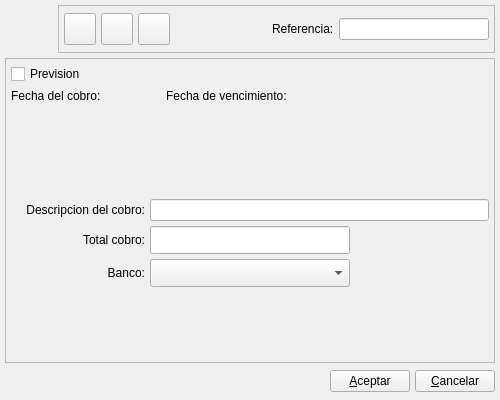
Old version of the form bulmages/bulmafact/src/cobrobase.ui in the repository eboladev/Bulmages-1.
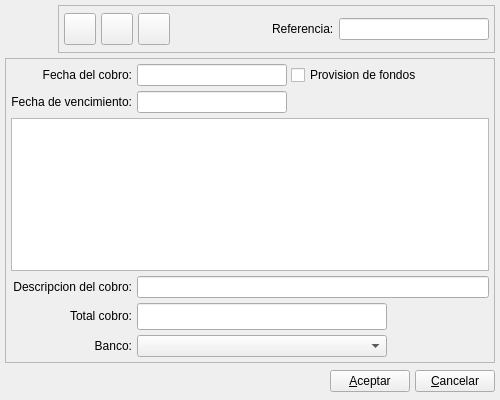
New version of the form. Icons and pictures are not drawn. Custom widgets are drawn as their Qt base class.

What changed in the file:
```diff
--- a/bulmages/bulmafact/src/cobrobase.ui
+++ b/bulmages/bulmafact/src/cobrobase.ui
@@ -41,367 +41,6 @@
    <property name="verticalSpacing" >
     <number>5</number>
    </property>
-   <item row="1" column="0" >
-    <widget class="QFrame" name="frame_2" >
-     <property name="frameShape" >
-      <enum>QFrame::StyledPanel</enum>
-     </property>
-     <property name="frameShadow" >
-      <enum>QFrame::Raised</enum>
-     </property>
-     <layout class="QGridLayout" >
-      <property name="leftMargin" >
-       <number>5</number>
-      </property>
-      <property name="topMargin" >
-       <number>5</number>
-      </property>
-      <property name="rightMargin" >
-       <number>5</number>
-      </property>
-      <property name="bottomMargin" >
-       <number>5</number>
-      </property>
-      <property name="horizontalSpacing" >
-       <number>5</number>
-      </property>
-      <property name="verticalSpacing" >
-       <number>5</number>
-      </property>
-      <item row="5" column="2" >
-       <spacer>
-        <property name="orientation" >
-         <enum>Qt::Horizontal</enum>
-        </property>
-        <property name="sizeType" >
-         <enum>QSizePolicy::Preferred</enum>
-        </property>
-        <property name="sizeHint" >
-         <size>
-          <width>81</width>
-          <height>28</height>
-         </size>
-        </property>
-       </spacer>
-      </item>
-      <item row="4" column="2" >
-       <spacer>
-        <property name="orientation" >
-         <enum>Qt::Horizontal</enum>
-        </property>
-        <property name="sizeType" >
-         <enum>QSizePolicy::Preferred</enum>
-        </property>
-        <property name="sizeHint" >
-         <size>
-          <width>81</width>
-          <height>28</height>
-         </size>
-        </property>
-       </spacer>
-      </item>
-      <item row="6" column="0" colspan="3" >
-       <spacer>
-        <property name="orientation" >
-         <enum>Qt::Vertical</enum>
-        </property>
-        <property name="sizeHint" >
-         <size>
-          <width>441</width>
-          <height>41</height>
-         </size>
-        </property>
-       </spacer>
-      </item>
-      <item row="5" column="0" >
-       <widget class="QLabel" name="textLabel1_4_5" >
-        <property name="text" >
-         <string>Banco:</string>
-        </property>
-        <property name="alignment" >
-         <set>Qt::AlignRight|Qt::AlignTrailing|Qt::AlignVCenter</set>
-        </property>
-        <property name="buddy" >
-         <cstring>mui_idbanco</cstring>
-        </property>
-       </widget>
-      </item>
-      <item row="5" column="1" >
-       <widget class="BusquedaBanco" name="mui_idbanco" >
-        <property name="sizePolicy" >
-         <sizepolicy vsizetype="Preferred" hsizetype="Preferred" >
-          <horstretch>0</horstretch>
-          <verstretch>0</verstretch>
-         </sizepolicy>
-        </property>
-        <property name="minimumSize" >
-         <size>
-          <width>200</width>
-          <height>21</height>
-         </size>
-        </property>
-       </widget>
-      </item>
-      <item row="4" column="1" >
-       <widget class="QLineEdit" name="mui_cantcobro" >
-        <property name="enabled" >
-         <bool>true</bool>
-        </property>
-        <property name="sizePolicy" >
-         <sizepolicy vsizetype="Preferred" hsizetype="Fixed" >
-          <horstretch>0</horstretch>
-          <verstretch>0</verstretch>
-         </sizepolicy>
-        </property>
-        <property name="minimumSize" >
-         <size>
-          <width>200</width>
-          <height>0</height>
-         </size>
-        </property>
-        <property name="font" >
-         <font>
-          <pointsize>12</pointsize>
-          <weight>75</weight>
-          <bold>true</bold>
-         </font>
-        </property>
-        <property name="alignment" >
-         <set>Qt::AlignRight</set>
-        </property>
-        <property name="readOnly" >
-         <bool>false</bool>
-        </property>
-       </widget>
-      </item>
-      <item row="4" column="0" >
-       <widget class="QLabel" name="textLabel1_4_4" >
-        <property name="text" >
-         <string>Total cobro:</string>
-        </property>
-        <property name="alignment" >
-         <set>Qt::AlignRight|Qt::AlignTrailing|Qt::AlignVCenter</set>
-        </property>
-        <property name="buddy" >
-         <cstring>mui_cantcobro</cstring>
-        </property>
-       </widget>
-      </item>
-      <item row="3" column="0" >
-       <widget class="QLabel" name="textLabel1_2_2_3_2" >
-        <property name="text" >
-         <string>Descripcion del cobro:</string>
-        </property>
-        <property name="alignment" >
-         <set>Qt::AlignRight|Qt::AlignTrailing|Qt::AlignVCenter</set>
-        </property>
-        <property name="buddy" >
-         <cstring>mui_comentcobro</cstring>
-        </property>
-       </widget>
-      </item>
-      <item row="2" column="0" colspan="3" >
-       <widget class="BusquedaCliente" native="1" name="mui_idcliente" >
-        <property name="sizePolicy" >
-         <sizepolicy vsizetype="Preferred" hsizetype="Expanding" >
-          <horstretch>0</horstretch>
-          <verstretch>0</verstretch>
-         </sizepolicy>
-        </property>
-        <property name="minimumSize" >
-         <size>
-          <width>0</width>
-          <height>60</height>
-         </size>
-        </property>
-       </widget>
-      </item>
-      <item row="3" column="1" colspan="2" >
-       <widget class="QLineEdit" name="mui_comentcobro" >
-        <property name="sizePolicy" >
-         <sizepolicy vsizetype="Preferred" hsizetype="Expanding" >
-          <horstretch>0</horstretch>
-          <verstretch>0</verstretch>
-         </sizepolicy>
-        </property>
-       </widget>
-      </item>
-      <item row="1" column="0" colspan="3" >
-       <layout class="QHBoxLayout" >
-        <property name="spacing" >
-         <number>5</number>
-        </property>
-        <property name="leftMargin" >
-         <number>0</number>
-        </property>
-        <property name="topMargin" >
-         <number>0</number>
-        </property>
-        <property name="rightMargin" >
-         <number>0</number>
-        </property>
-        <property name="bottomMargin" >
-         <number>0</number>
-        </property>
-        <item>
-         <layout class="QVBoxLayout" >
-          <property name="spacing" >
-           <number>5</number>
-          </property>
-          <property name="leftMargin" >
-           <number>0</number>
-          </property>
-          <property name="topMargin" >
-           <number>0</number>
-          </property>
-          <property name="rightMargin" >
-           <number>0</number>
-          </property>
-          <property name="bottomMargin" >
-           <number>0</number>
-          </property>
-          <item>
-           <widget class="QLabel" name="textLabel1_2_3" >
-            <property name="text" >
-             <string>Fecha del cobro:</string>
-            </property>
-            <property name="alignment" >
-             <set>Qt::AlignLeading|Qt::AlignLeft|Qt::AlignVCenter</set>
-            </property>
-           </widget>
-          </item>
-          <item>
-           <widget class="BusquedaFecha" native="1" name="mui_fechacobro" >
-            <property name="sizePolicy" >
-             <sizepolicy vsizetype="Preferred" hsizetype="Fixed" >
-              <horstretch>0</horstretch>
-              <verstretch>0</verstretch>
-             </sizepolicy>
-            </property>
-            <property name="minimumSize" >
-             <size>
-              <width>150</width>
-              <height>21</height>
-             </size>
-            </property>
-           </widget>
-          </item>
-         </layout>
-        </item>
-        <item>
-         <layout class="QVBoxLayout" >
-          <property name="spacing" >
-           <number>5</number>
-          </property>
-          <property name="leftMargin" >
-           <number>0</number>
-          </property>
-          <property name="topMargin" >
-           <number>0</number>
-          </property>
-          <property name="rightMargin" >
-           <number>0</number>
-          </property>
-          <property name="bottomMargin" >
-           <number>0</number>
-          </property>
-          <item>
-           <widget class="QLabel" name="textLabel1_2_4" >
-            <property name="text" >
-             <string>Fecha de vencimiento:</string>
-            </property>
-            <property name="alignment" >
-             <set>Qt::AlignLeading|Qt::AlignLeft|Qt::AlignVCenter</set>
-            </property>
-           </widget>
-          </item>
-          <item>
-           <widget class="BusquedaFecha" native="1" name="mui_fechavenccobro" >
-            <property name="sizePolicy" >
-             <sizepolicy vsizetype="Preferred" hsizetype="Fixed" >
-              <horstretch>0</horstretch>
-              <verstretch>0</verstretch>
-             </sizepolicy>
-            </property>
-            <property name="minimumSize" >
-             <size>
-              <width>150</width>
-              <height>21</height>
-             </size>
-            </property>
-           </widget>
-          </item>
-         </layout>
-        </item>
-        <item>
-         <spacer>
-          <property name="orientation" >
-           <enum>Qt::Horizontal</enum>
-          </property>
-          <property name="sizeType" >
-           <enum>QSizePolicy::Expanding</enum>
-          </property>
-          <property name="sizeHint" >
-           <size>
-            <width>91</width>
-            <height>20</height>
-           </size>
-          </property>
-         </spacer>
-        </item>
-       </layout>
-      </item>
-      <item row="0" column="0" colspan="3" >
-       <layout class="QHBoxLayout" >
-        <property name="spacing" >
-         <number>5</number>
-        </property>
-        <property name="leftMargin" >
-         <number>0</number>
-        </property>
-        <property name="topMargin" >
-         <number>0</number>
-        </property>
-        <property name="rightMargin" >
-         <number>0</number>
-        </property>
-        <property name="bottomMargin" >
-         <number>0</number>
-        </property>
-        <item>
-         <widget class="QCheckBox" name="mui_previsioncobro" >
-          <property name="sizePolicy" >
-           <sizepolicy vsizetype="Fixed" hsizetype="Ignored" >
-            <horstretch>0</horstretch>
-            <verstretch>0</verstretch>
-           </sizepolicy>
-          </property>
-          <property name="text" >
-           <string>Prevision</string>
-          </property>
-         </widget>
-        </item>
-        <item>
-         <spacer>
-          <property name="orientation" >
-           <enum>Qt::Horizontal</enum>
-          </property>
-          <property name="sizeType" >
-           <enum>QSizePolicy::Preferred</enum>
-          </property>
-          <property name="sizeHint" >
-           <size>
-            <width>20</width>
-            <height>20</height>
-           </size>
-          </property>
-         </spacer>
-        </item>
-       </layout>
-      </item>
-     </layout>
-    </widget>
-   </item>
    <item row="0" column="0" >
     <layout class="QHBoxLayout" >
      <property name="spacing" >
@@ -595,7 +234,7 @@
         <item>
          <widget class="QLabel" name="textLabel1_2_2_3_2_2" >
           <property name="sizePolicy" >
-           <sizepolicy vsizetype="Preferred" hsizetype="Minimum" >
+           <sizepolicy vsizetype="Fixed" hsizetype="Preferred" >
             <horstretch>0</horstretch>
             <verstretch>0</verstretch>
            </sizepolicy>
@@ -620,7 +259,301 @@
      </item>
     </layout>
    </item>
+   <item row="1" column="0" >
+    <widget class="QFrame" name="frame_2" >
+     <property name="frameShape" >
+      <enum>QFrame::StyledPanel</enum>
+     </property>
+     <property name="frameShadow" >
+      <enum>QFrame::Raised</enum>
+     </property>
+     <layout class="QGridLayout" >
+      <property name="leftMargin" >
+       <number>5</number>
+      </property>
+      <property name="topMargin" >
+       <number>5</number>
+      </property>
+      <property name="rightMargin" >
+       <number>5</number>
+      </property>
+      <property name="bottomMargin" >
+       <number>5</number>
+      </property>
+      <property name="horizontalSpacing" >
+       <number>5</number>
+      </property>
+      <property name="verticalSpacing" >
+       <number>5</number>
+      </property>
+      <item row="0" column="0" >
+       <widget class="QLabel" name="textLabel1_2_3" >
+        <property name="sizePolicy" >
+         <sizepolicy vsizetype="Fixed" hsizetype="Preferred" >
+          <horstretch>0</horstretch>
+          <verstretch>0</verstretch>
+         </sizepolicy>
+        </property>
+        <property name="text" >
+         <string>Fecha del cobro:</string>
+        </property>
+        <property name="alignment" >
+         <set>Qt::AlignRight|Qt::AlignTrailing|Qt::AlignVCenter</set>
+        </property>
+       </widget>
+      </item>
+      <item row="0" column="1" >
+       <layout class="QHBoxLayout" >
+        <item>
+         <widget class="BusquedaFecha" name="mui_fechacobro" >
+          <property name="minimumSize" >
+           <size>
+            <width>150</width>
+            <height>0</height>
+           </size>
+          </property>
+          <property name="maximumSize" >
+           <size>
+            <width>150</width>
+            <height>16777215</height>
+           </size>
+          </property>
+         </widget>
+        </item>
+        <item>
+         <widget class="QCheckBox" name="mui_previsioncobro" >
+          <property name="sizePolicy" >
+           <sizepolicy vsizetype="Fixed" hsizetype="Expanding" >
+            <horstretch>0</horstretch>
+            <verstretch>0</verstretch>
+           </sizepolicy>
+          </property>
+          <property name="text" >
+           <string>Provision de fondos</string>
+          </property>
+         </widget>
+        </item>
+       </layout>
+      </item>
+      <item row="1" column="0" >
+       <widget class="QLabel" name="textLabel1_2_4" >
+        <property name="sizePolicy" >
+         <sizepolicy vsizetype="Fixed" hsizetype="Preferred" >
+          <horstretch>0</horstretch>
+          <verstretch>0</verstretch>
+         </sizepolicy>
+        </property>
+        <property name="text" >
+         <string>Fecha de vencimiento:</string>
+        </property>
+        <property name="alignment" >
+         <set>Qt::AlignRight|Qt::AlignTrailing|Qt::AlignVCenter</set>
+        </property>
+       </widget>
+      </item>
+      <item row="1" column="1" >
+       <layout class="QHBoxLayout" >
+        <item>
+         <widget class="BusquedaFecha" name="mui_fechavenccobro" >
+          <property name="minimumSize" >
+           <size>
+            <width>150</width>
+            <height>0</height>
+           </size>
+          </property>
+          <property name="maximumSize" >
+           <size>
+            <width>150</width>
+            <height>16777215</height>
+           </size>
+          </property>
+         </widget>
+        </item>
+        <item>
+         <spacer>
+          <property name="orientation" >
+           <enum>Qt::Horizontal</enum>
+          </property>
+          <property name="sizeHint" >
+           <size>
+            <width>40</width>
+            <height>20</height>
+           </size>
+          </property>
+         </spacer>
+        </item>
+       </layout>
+      </item>
+      <item row="2" column="0" colspan="2" >
+       <widget class="BusquedaCliente" name="mui_idcliente" >
+        <property name="sizePolicy" >
+         <sizepolicy vsizetype="Preferred" hsizetype="Expanding" >
+          <horstretch>0</horstretch>
+          <verstretch>0</verstretch>
+         </sizepolicy>
+        </property>
+       </widget>
+      </item>
+      <item row="3" column="0" >
+       <widget class="QLabel" name="textLabel1_2_2_3_2" >
+        <property name="sizePolicy" >
+         <sizepolicy vsizetype="Fixed" hsizetype="Preferred" >
+          <horstretch>0</horstretch>
+          <verstretch>0</verstretch>
+         </sizepolicy>
+        </property>
+        <property name="text" >
+         <string>Descripcion del cobro:</string>
+        </property>
+        <property name="alignment" >
+         <set>Qt::AlignRight|Qt::AlignTrailing|Qt::AlignVCenter</set>
+        </property>
+        <property name="buddy" >
+         <cstring>mui_comentcobro</cstring>
+        </property>
+       </widget>
+      </item>
+      <item row="3" column="1" >
+       <widget class="QLineEdit" name="mui_comentcobro" >
+        <property name="sizePolicy" >
+         <sizepolicy vsizetype="Preferred" hsizetype="Expanding" >
+          <horstretch>0</horstretch>
+          <verstretch>0</verstretch>
+         </sizepolicy>
+        </property>
+       </widget>
+      </item>
+      <item row="4" column="0" >
+       <widget class="QLabel" name="textLabel1_4_4" >
+        <property name="sizePolicy" >
+         <sizepolicy vsizetype="Fixed" hsizetype="Preferred" >
+          <horstretch>0</horstretch>
+          <verstretch>0</verstretch>
+         </sizepolicy>
+        </property>
+        <property name="text" >
+         <string>Total cobro:</string>
+        </property>
+        <property name="alignment" >
+         <set>Qt::AlignRight|Qt::AlignTrailing|Qt::AlignVCenter</set>
+        </property>
+        <property name="buddy" >
+         <cstring>mui_cantcobro</cstring>
+        </property>
+       </widget>
+      </item>
+      <item row="4" column="1" >
+       <layout class="QHBoxLayout" >
+        <item>
+         <widget class="QLineEdit" name="mui_cantcobro" >
+          <property name="enabled" >
+           <bool>true</bool>
+          </property>
+          <property name="sizePolicy" >
+           <sizepolicy vsizetype="Preferred" hsizetype="Fixed" >
+            <horstretch>0</horstretch>
+            <verstretch>0</verstretch>
+           </sizepolicy>
+          </property>
+          <property name="minimumSize" >
+           <size>
+            <width>250</width>
+            <height>0</height>
+           </size>
+          </property>
+          <property name="font" >
+           <font>
+            <pointsize>12</pointsize>
+            <weight>75</weight>
+            <bold>true</bold>
+           </font>
+          </property>
+          <property name="alignment" >
+           <set>Qt::AlignRight</set>
+          </property>
+          <property name="readOnly" >
+           <bool>false</bool>
+          </property>
+         </widget>
+        </item>
+        <item>
+         <spacer>
+          <property name="orientation" >
+           <enum>Qt::Horizontal</enum>
+          </property>
+          <property name="sizeHint" >
+           <size>
+            <width>40</width>
+            <height>20</height>
+           </size>
+          </property>
+         </spacer>
+        </item>
+       </layout>
+      </item>
+      <item row="5" column="0" >
+       <widget class="QLabel" name="textLabel1_4_5" >
+        <property name="text" >
+         <string>Banco:</string>
+        </property>
+        <property name="alignment" >
+         <set>Qt::AlignRight|Qt::AlignTrailing|Qt::AlignVCenter</set>
+        </property>
+        <property name="buddy" >
+         <cstring>mui_idbanco</cstring>
+        </property>
+       </widget>
+      </item>
+      <item row="5" column="1" >
+       <layout class="QHBoxLayout" >
+        <item>
+         <widget class="BusquedaBanco" name="mui_idbanco" >
+          <property name="sizePolicy" >
+           <sizepolicy vsizetype="Preferred" hsizetype="Preferred" >
+            <horstretch>0</horstretch>
+            <verstretch>0</verstretch>
+           </sizepolicy>
+          </property>
+          <property name="minimumSize" >
+           <size>
+            <width>250</width>
+            <height>0</height>
+           </size>
+          </property>
+         </widget>
+        </item>
+        <item>
+         <spacer>
+          <property name="orientation" >
+           <enum>Qt::Horizontal</enum>
+          </property>
+          <property name="sizeHint" >
+           <size>
+            <width>40</width>
+            <height>20</height>
+           </size>
+          </property>
+         </spacer>
+        </item>
+       </layout>
+      </item>
+     </layout>
+    </widget>
+   </item>
    <item row="2" column="0" >
+    <spacer>
+     <property name="orientation" >
+      <enum>Qt::Vertical</enum>
+     </property>
+     <property name="sizeHint" >
+      <size>
+       <width>490</width>
+       <height>31</height>
+      </size>
+     </property>
+    </spacer>
+   </item>
+   <item row="3" column="0" >
     <layout class="QHBoxLayout" >
      <property name="spacing" >
       <number>5</number>
@@ -685,12 +618,12 @@
   </customwidget>
   <customwidget>
    <class>BusquedaFecha</class>
-   <extends>QWidget</extends>
-   <header>../../bulmalib/src/busquedafecha.h</header>
+   <extends>QLineEdit</extends>
+   <header>busquedafecha.h</header>
   </customwidget>
   <customwidget>
    <class>BusquedaCliente</class>
-   <extends>QWidget</extends>
+   <extends>QTextEdit</extends>
    <header>busquedacliente.h</header>
   </customwidget>
  </customwidgets>
```
Left out of the diff: 6 changed lines with no effect on the pictures.
